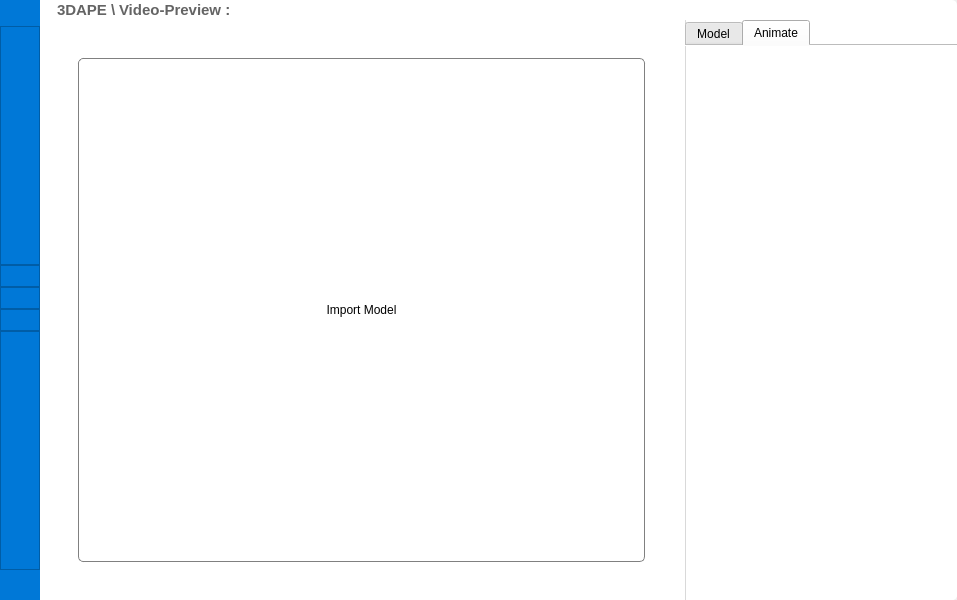
PixellQ/3DAPE, file UI/Core.ui: the form before one commit.
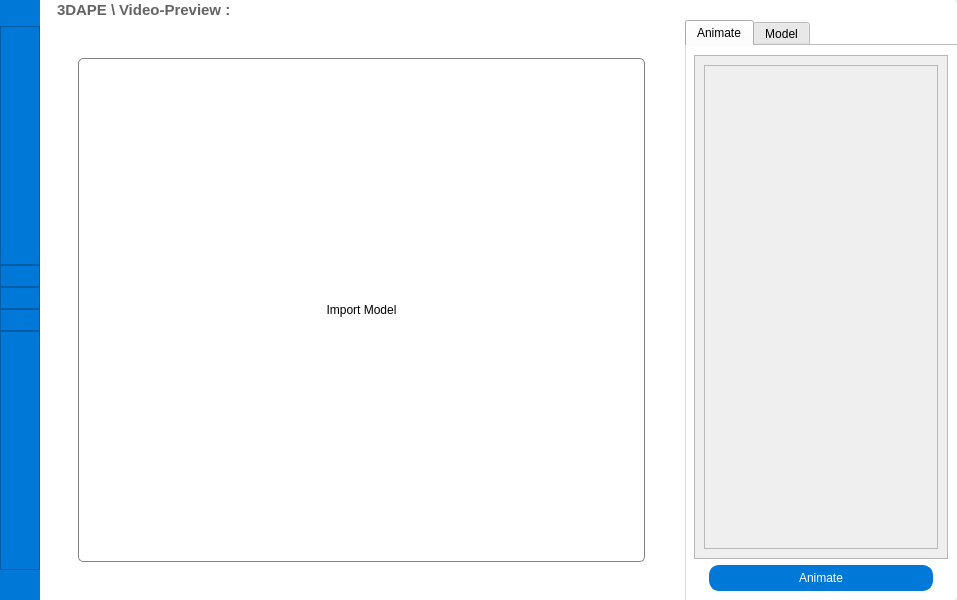
The form after the commit. The open tabs and pages were chosen to show the change. Icons and pictures are not drawn.

Patch:
```diff
--- a/UI/Core.ui
+++ b/UI/Core.ui
@@ -751,7 +751,7 @@
              <item row="0" column="0">
               <widget class="QStackedWidget" name="stackedWidget">
                <property name="currentIndex">
-                <number>0</number>
+                <number>1</number>
                </property>
                <widget class="QWidget" name="VideoPage">
                 <property name="styleSheet">
@@ -1080,7 +1080,7 @@
                            <item row="0" column="0">
                             <widget class="QTabWidget" name="VideoOptionTab">
                              <property name="currentIndex">
-                              <number>0</number>
+                              <number>1</number>
                              </property>
                              <property name="documentMode">
                               <bool>true</bool>
@@ -1106,8 +1106,8 @@
                                    <rect>
                                     <x>0</x>
                                     <y>0</y>
-                                    <width>253</width>
-                                    <height>500</height>
+                                    <width>100</width>
+                                    <height>30</height>
                                    </rect>
                                   </property>
                                   <property name="styleSheet">
@@ -1422,6 +1422,90 @@
                              <property name="movable">
                               <bool>true</bool>
                              </property>
+                             <widget class="QWidget" name="ModelEditTab">
+                              <attribute name="title">
+                               <string>Animate</string>
+                              </attribute>
+                              <layout class="QGridLayout" name="gridLayout_30">
+                               <item row="1" column="0">
+                                <widget class="QWidget" name="ModelAnimateSection" native="true">
+                                 <layout class="QHBoxLayout" name="horizontalLayout_8">
+                                  <property name="leftMargin">
+                                   <number>15</number>
+                                  </property>
+                                  <property name="topMargin">
+                                   <number>0</number>
+                                  </property>
+                                  <property name="rightMargin">
+                                   <number>15</number>
+                                  </property>
+                                  <property name="bottomMargin">
+                                   <number>0</number>
+                                  </property>
+                                  <item>
+                                   <widget class="QPushButton" name="ModelAnimateBtn">
+                                    <property name="styleSheet">
+                                     <string notr="true">#ModelAnimateBtn{
+	border: 1px solid gray;
+	border-radius: 10px;
+	border-color: rgb(0, 120, 215);
+	background-color: rgb(0, 120, 215);
+	color: rgb(255, 255, 255);
+	padding: 5px;
+	padding-left: 15px;
+	padding-right: 15px;
+}
+
+#ModelAnimateBtn::hover{
+    background-color:rgb(0, 108, 190);
+    border-color:  rgb(0, 120, 215);
+}
+
+#ModelAnimateBtn::selected{
+	color: rgb(0, 0, 0);
+    background-color: rgb(255, 255, 255);
+}</string>
+                                    </property>
+                                    <property name="text">
+                                     <string>Animate</string>
+                                    </property>
+                                   </widget>
+                                  </item>
+                                 </layout>
+                                </widget>
+                               </item>
+                               <item row="0" column="0">
+                                <widget class="QScrollArea" name="BoneSelectionArea">
+                                 <property name="widgetResizable">
+                                  <bool>true</bool>
+                                 </property>
+                                 <widget class="QWidget" name="BoneSelectionContents">
+                                  <property name="geometry">
+                                   <rect>
+                                    <x>0</x>
+                                    <y>0</y>
+                                    <width>251</width>
+                                    <height>498</height>
+                                   </rect>
+                                  </property>
+                                  <layout class="QVBoxLayout" name="verticalLayout_9">
+                                   <item>
+                                    <widget class="QFrame" name="BoneDetailContainer">
+                                     <property name="frameShape">
+                                      <enum>QFrame::StyledPanel</enum>
+                                     </property>
+                                     <property name="frameShadow">
+                                      <enum>QFrame::Raised</enum>
+                                     </property>
+                                     <layout class="QVBoxLayout" name="verticalLayout_10"/>
+                                    </widget>
+                                   </item>
+                                  </layout>
+                                 </widget>
+                                </widget>
+                               </item>
+                              </layout>
+                             </widget>
                              <widget class="QWidget" name="ModelFilesTab">
                               <attribute name="title">
                                <string>Model</string>
@@ -1440,8 +1524,8 @@
                                    <rect>
                                     <x>0</x>
                                     <y>0</y>
-                                    <width>109</width>
-                                    <height>490</height>
+                                    <width>100</width>
+                                    <height>30</height>
                                    </rect>
                                   </property>
                                   <property name="styleSheet">
@@ -1543,11 +1627,6 @@
                                </item>
                               </layout>
                              </widget>
-                             <widget class="QWidget" name="ModelEditTab">
-                              <attribute name="title">
-                               <string>Animate</string>
-                              </attribute>
-                             </widget>
                             </widget>
                            </item>
                           </layout>
```
